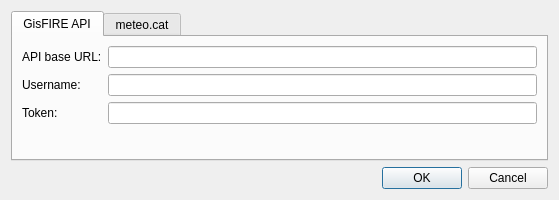
Before: the Qt Designer form src/gisfire_lightnings/ui/dialogs/settings.ui in JaumeFigueras/GisFIRE-Lightnings, drawn with Qt 5.
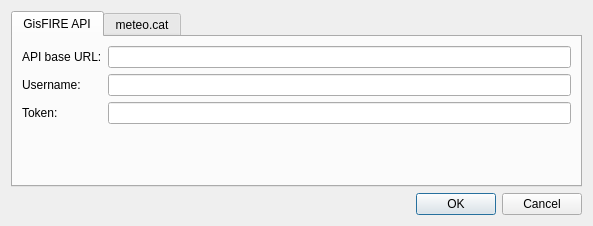
After: the same form once the commit is applied.

Commit message: added typing hint

```diff
--- a/src/gisfire_lightnings/ui/dialogs/settings.ui
+++ b/src/gisfire_lightnings/ui/dialogs/settings.ui
@@ -6,8 +6,8 @@
    <rect>
     <x>0</x>
     <y>0</y>
-    <width>559</width>
-    <height>200</height>
+    <width>593</width>
+    <height>226</height>
    </rect>
   </property>
   <property name="sizePolicy">
```
The commit also changes 1 other file.
